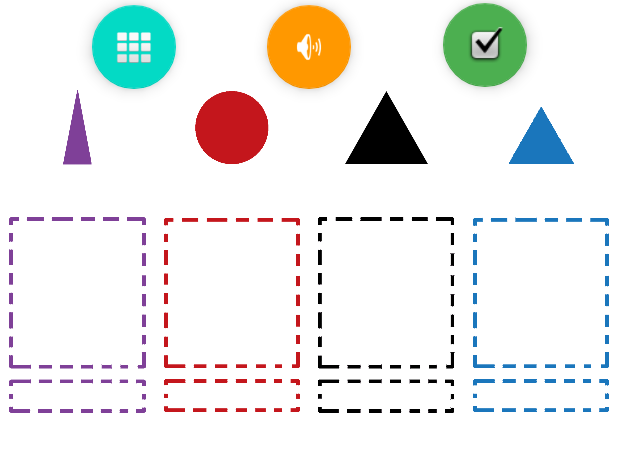
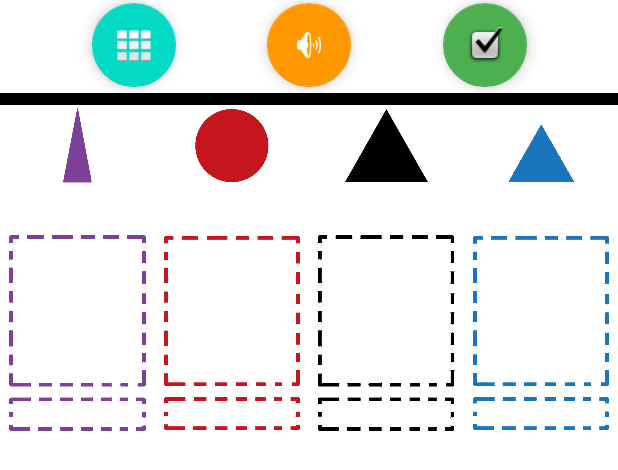
Before and after one commit to MarcoCosta55/MSGrammarPrototypeSingleActivity, an Android app: the layout activity_main.xml on its own in the app's theme, with its tools: preview values and no code run, on a phone screen of 412 x 824 dp. Shown: the top 470 px of the screen. Run offline under Robolectric (Android 15) with nearby library versions, the phone set to English and light mode, and no system bars.

Commit message:
Board is working with pronouns and basic sound.

```diff
--- a/app/src/main/res/layout/activity_main.xml
+++ b/app/src/main/res/layout/activity_main.xml
@@ -13,7 +13,7 @@
         app:layout_constraintBottom_toTopOf="@+id/recyclerView1"
         app:layout_constraintEnd_toStartOf="@+id/imageViewVerb"
         app:layout_constraintStart_toStartOf="parent"
-        app:layout_constraintTop_toBottomOf="@+id/imageViewProperNounSymbol"
+        app:layout_constraintTop_toBottomOf="@+id/imageViewPronounSymbol"
         app:srcCompat="@drawable/outline_pronoun" />
 
     <ImageView
@@ -47,14 +47,14 @@
         app:srcCompat="@drawable/outline_adjective1" />
 
     <ImageView
-        android:id="@+id/imageViewProperNounSymbol"
+        android:id="@+id/imageViewPronounSymbol"
         android:layout_width="0dp"
         android:layout_height="50dp"
         android:layout_marginTop="2dp"
         app:layout_constraintBottom_toTopOf="@+id/imageViewSubject1"
         app:layout_constraintEnd_toStartOf="@+id/imageViewVerbSymbol"
         app:layout_constraintStart_toStartOf="parent"
-        app:layout_constraintTop_toBottomOf="@+id/checkWorkButton"
+        app:layout_constraintTop_toBottomOf="@+id/divider"
         app:srcCompat="@drawable/symbol_pronoun" />
 
     <ImageView
@@ -64,8 +64,8 @@
         android:layout_marginTop="2dp"
         app:layout_constraintBottom_toTopOf="@+id/imageViewVerb"
         app:layout_constraintEnd_toStartOf="@+id/imageViewNounSymbol"
-        app:layout_constraintStart_toEndOf="@+id/imageViewProperNounSymbol"
-        app:layout_constraintTop_toBottomOf="@+id/checkWorkButton"
+        app:layout_constraintStart_toEndOf="@+id/imageViewPronounSymbol"
+        app:layout_constraintTop_toBottomOf="@+id/divider"
         app:srcCompat="@drawable/symbol_verb" />
 
     <ImageView
@@ -76,7 +76,7 @@
         app:layout_constraintBottom_toTopOf="@+id/imageViewNoun"
         app:layout_constraintEnd_toStartOf="@+id/imageViewAdjectiveSymbol"
         app:layout_constraintStart_toEndOf="@+id/imageViewVerbSymbol"
-        app:layout_constraintTop_toBottomOf="@+id/checkWorkButton"
+        app:layout_constraintTop_toBottomOf="@+id/divider"
         app:srcCompat="@drawable/symbol_noun" />
 
     <ImageView
@@ -87,7 +87,7 @@
         app:layout_constraintBottom_toTopOf="@+id/imageViewAdjective"
         app:layout_constraintEnd_toEndOf="parent"
         app:layout_constraintStart_toEndOf="@+id/imageViewNounSymbol"
-        app:layout_constraintTop_toBottomOf="@+id/checkWorkButton"
+        app:layout_constraintTop_toBottomOf="@+id/divider"
         app:srcCompat="@drawable/symbol_adjective" />
 
     <androidx.recyclerview.widget.RecyclerView
@@ -135,10 +135,11 @@
         android:layout_width="wrap_content"
         android:layout_height="wrap_content"
         android:layout_marginTop="2dp"
+        android:layout_marginBottom="4dp"
         android:clickable="true"
         app:backgroundTint="#4CAF50"
         app:fabSize="normal"
-        app:layout_constraintBottom_toTopOf="@+id/imageViewAdjectiveSymbol"
+        app:layout_constraintBottom_toTopOf="@+id/divider"
         app:layout_constraintEnd_toEndOf="parent"
         app:layout_constraintStart_toEndOf="@+id/readButton"
         app:layout_constraintTop_toTopOf="parent"
@@ -149,9 +150,10 @@
         android:layout_width="wrap_content"
         android:layout_height="wrap_content"
         android:layout_marginTop="2dp"
+        android:layout_marginBottom="4dp"
         android:clickable="true"
         app:backgroundTint="#FF9800"
-        app:layout_constraintBottom_toTopOf="@+id/imageViewVerbSymbol"
+        app:layout_constraintBottom_toTopOf="@+id/divider"
         app:layout_constraintEnd_toStartOf="@+id/checkWorkButton"
         app:layout_constraintStart_toEndOf="@+id/menuButton"
         app:layout_constraintTop_toTopOf="parent"
@@ -162,11 +164,23 @@
         android:layout_width="wrap_content"
         android:layout_height="wrap_content"
         android:layout_marginTop="2dp"
+        android:layout_marginBottom="4dp"
         android:clickable="true"
-        app:layout_constraintBottom_toTopOf="@+id/imageViewProperNounSymbol"
+        app:layout_constraintBottom_toTopOf="@+id/divider"
         app:layout_constraintEnd_toStartOf="@+id/readButton"
         app:layout_constraintStart_toStartOf="parent"
         app:layout_constraintTop_toTopOf="parent"
         app:srcCompat="@android:drawable/ic_dialog_dialer" />
 
+    <View
+        android:id="@+id/divider"
+        android:layout_width="0dp"
+        android:layout_height="8dp"
+        android:background="#000000"
+        android:visibility="visible"
+        app:layout_constraintBottom_toTopOf="@+id/imageViewPronounSymbol"
+        app:layout_constraintEnd_toEndOf="parent"
+        app:layout_constraintStart_toStartOf="parent"
+        app:layout_constraintTop_toBottomOf="@+id/checkWorkButton" />
+
 </androidx.constraintlayout.widget.ConstraintLayout>
```
